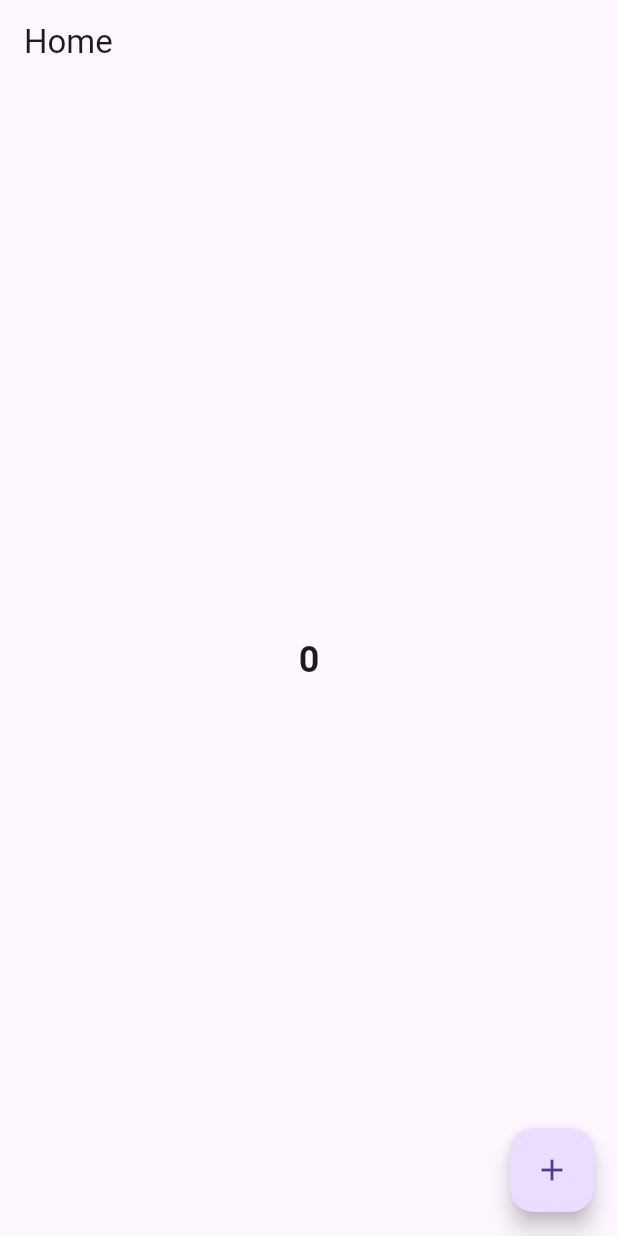
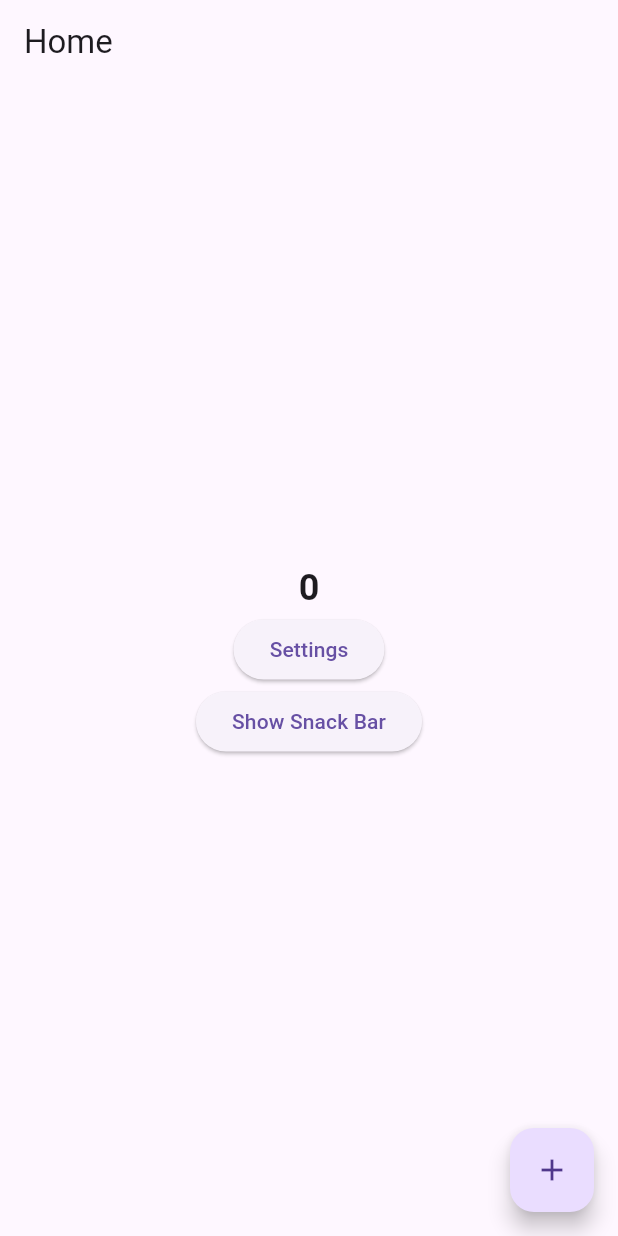
Before and after one commit to RafatMeraz/ostad_flutter_batch_seven, a Flutter app: the screen it shows after launch, on a phone screen of 412 x 824 dp. Run offline on Flutter 3.47's test engine with Material 3 defaults, Android fonts, the phone set to English and light mode, and no system bars; our stand-ins replace flutter_svg, get, image_picker, pin_code_fields, shared_preferences; accounts and stored records are empty.

Commit message:
Add getx navigation

```diff
--- a/live_class_project/lib/home_screen.dart
+++ b/live_class_project/lib/home_screen.dart
@@ -1,11 +1,14 @@
 import 'package:flutter/material.dart';
 import 'package:get/get.dart';
 import 'package:live_class_project/counter_controller.dart';
+import 'package:live_class_project/settings_screen.dart';
 
 // Obs, Obx, GetxController, GetBuilder,
 
 class HomeScreen extends StatefulWidget {
   const HomeScreen({super.key});
+
+  static const String name = '/';
 
   @override
   State<HomeScreen> createState() => _HomeScreenState();
@@ -19,7 +22,10 @@ class _HomeScreenState extends State<HomeScreen> {
         title: const Text('Home'),
       ),
       body: Center(
-        child: GetBuilder<CounterController>(
+        child: Column(
+          mainAxisAlignment: MainAxisAlignment.center,
+          children: [
+            GetBuilder<CounterController>(
               builder: (counterController) {
                 return Text(
                   '${counterController.counter}',
@@ -29,6 +35,43 @@ class _HomeScreenState extends State<HomeScreen> {
                   ),
                 );
               },
+            ),
+            ElevatedButton(
+              onPressed: () {
+                // Navigator.push(
+                //   context,
+                //   MaterialPageRoute(
+                //     builder: (context) => const SettingsScreen(),
+                //   ),
+                // );
+                // Navigator.pushNamed(context, '/settings');
+                // Navigator.pushReplacementNamed(context, '/settings');
+                // Navigator.pushNamedAndRemoveUntil(
+                //   context,
+                //   '/settings',
+                //   (predicate) => false,
+                // );
+                // Navigator.pushNamed(context, SettingsScreen.name);
+                // Get.to(() => const SettingsScreen());
+                Get.toNamed(SettingsScreen.name);
+                // Get.offNamed(page) // Replacement
+              },
+              child: const Text('Settings'),
+            ),
+            ElevatedButton(
+              onPressed: () {
+                Get.showSnackbar(
+                  const GetSnackBar(
+                    title: 'Title',
+                    message: 'This is message',
+                    duration: Duration(seconds: 3),
+                    snackPosition: SnackPosition.TOP,
+                  ),
+                );
+              },
+              child: const Text('Show Snack Bar'),
+            ),
+          ],
         ),
       ),
       floatingActionButton: FloatingActionButton(
--- a/live_class_project/lib/main.dart
+++ b/live_class_project/lib/main.dart
@@ -2,6 +2,8 @@ import 'package:flutter/material.dart';
 import 'package:get/get.dart';
 import 'package:live_class_project/counter_controller.dart';
 import 'package:live_class_project/home_screen.dart';
+import 'package:live_class_project/profile_screen.dart';
+import 'package:live_class_project/settings_screen.dart';
 
 void main() {
   runApp(const CounterApp());
@@ -13,8 +15,13 @@ class CounterApp extends StatelessWidget {
   @override
   Widget build(BuildContext context) {
     return GetMaterialApp(
-      home: const HomeScreen(),
       initialBinding: ControllerBinder(),
+      initialRoute: '/',
+      routes: {
+        HomeScreen.name: (context) => const HomeScreen(),
+        ProfileScreen.name: (context) => const ProfileScreen(),
+        SettingsScreen.name: (context) => const SettingsScreen(),
+      },
     );
   }
 }
```
Also changed, not shown: live_class_project/lib/profile_screen.dart (added, +47 -0 lines), live_class_project/lib/settings_screen.dart (added, +44 -0 lines). Lines whose indentation alone changed are shown as unchanged.
